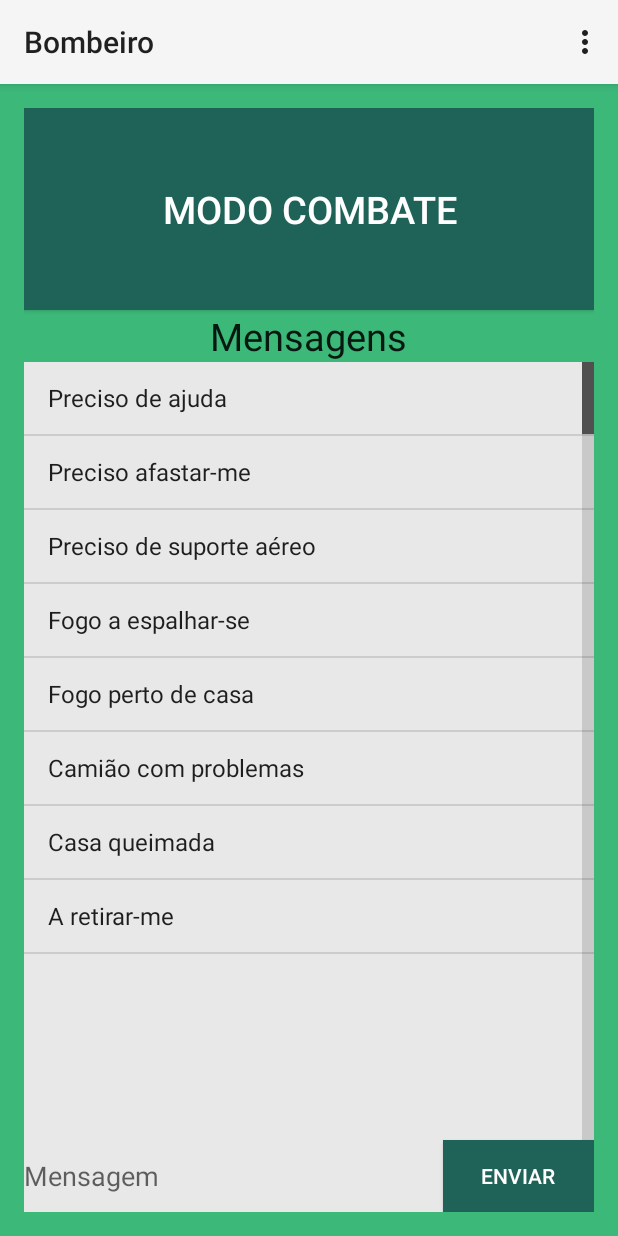
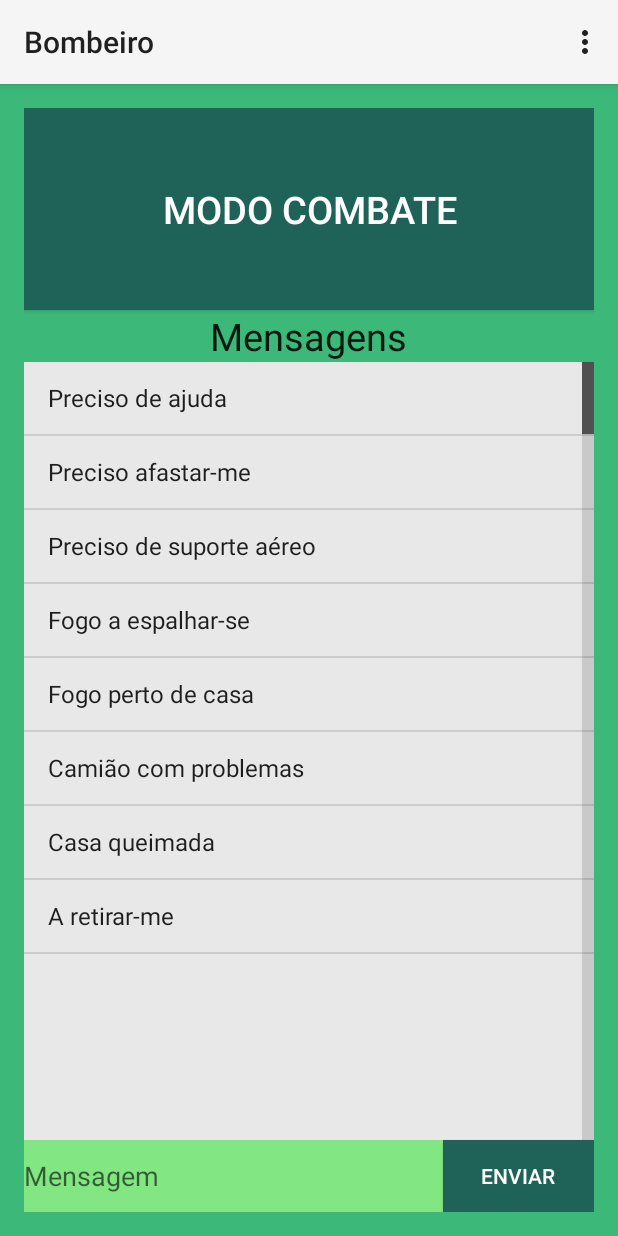
Before and after one commit to FrancisMT/Droidbeiro, an Android app: the BombeiroMain screen opened directly, with no data from a screen before it, on a phone screen of 412 x 824 dp. Run offline under Robolectric (Android 15) with nearby library versions, the phone set to English and light mode, and no system bars.

```diff
--- a/app/src/main/res/layout/activity_bombeiro_main.xml
+++ b/app/src/main/res/layout/activity_bombeiro_main.xml
@@ -58,10 +58,10 @@
         android:layout_height="wrap_content"
         android:id="@+id/msg_custom"
         android:singleLine="true"
-        android:layout_toStartOf="@+id/btn_enviar_dst"
+        android:layout_toStartOf="@+id/btn_enviar_msg"
         android:layout_alignParentBottom="true"
         android:layout_alignParentStart="true"
-        android:background="@color/body_background"
+        android:background="@color/body_background_green"
         android:hint="Mensagem"
         android:layout_alignTop="@+id/btn_enviar_msg" />
 
--- a/app/src/main/res/layout/activity_chefe_main.xml
+++ b/app/src/main/res/layout/activity_chefe_main.xml
@@ -61,7 +61,7 @@
         android:layout_toStartOf="@+id/btn_enviar_dst"
         android:layout_alignParentBottom="true"
         android:layout_alignParentStart="true"
-        android:background="@color/body_background"
+        android:background="@color/body_background_green"
         android:hint="Mensagem"
         android:layout_alignTop="@+id/btn_enviar_dst" />
 
```
